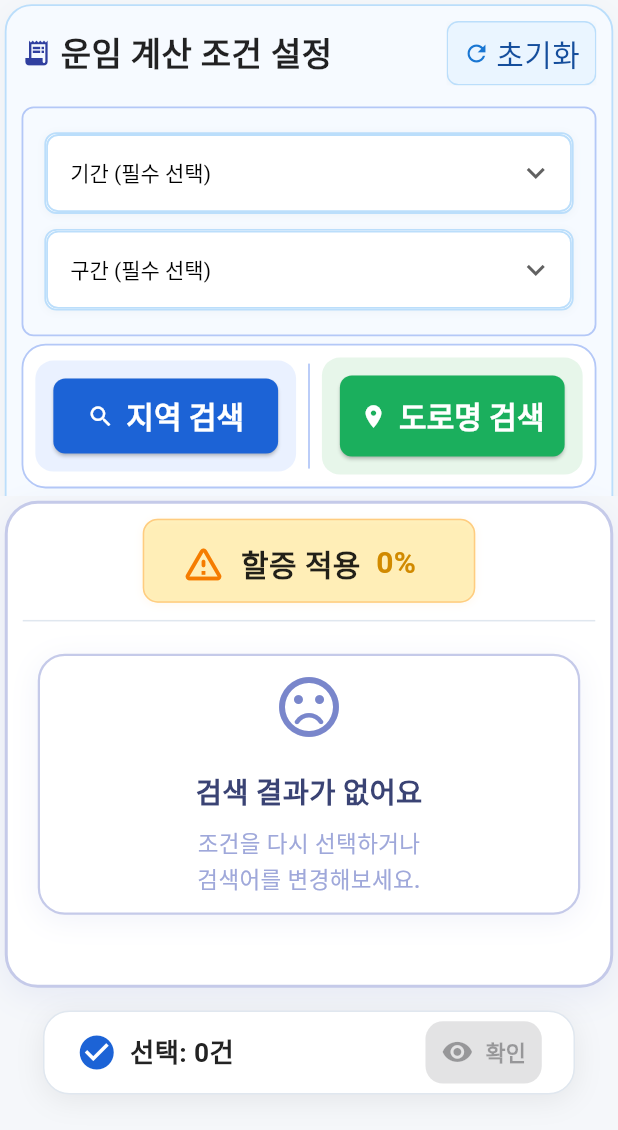
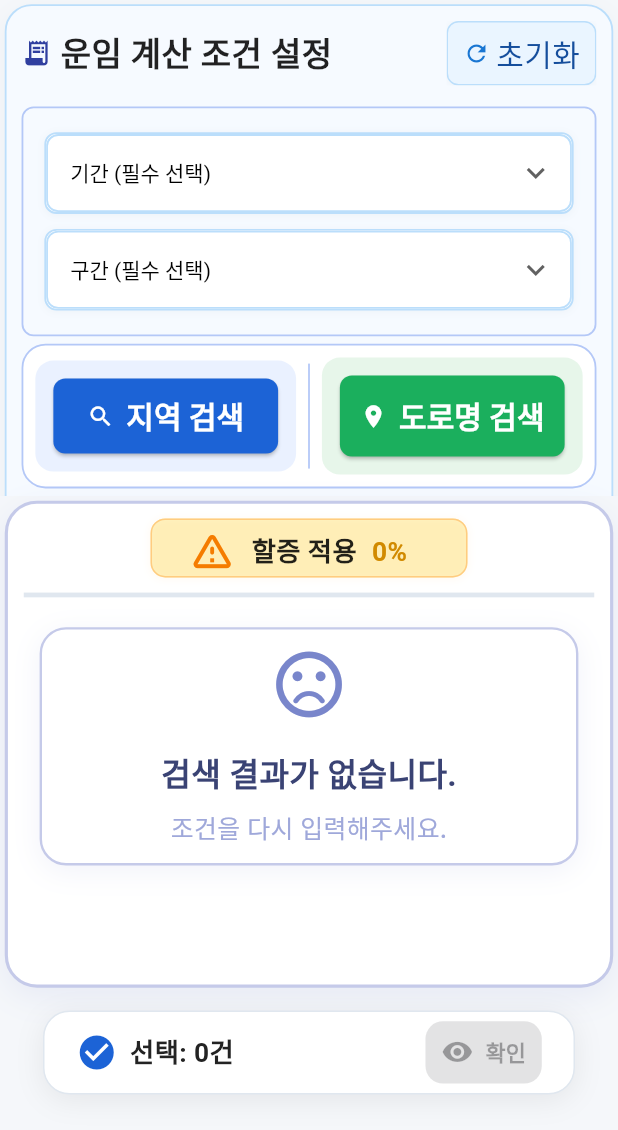
Before and after one commit to jang1231111/line-all-company, a Flutter app: the screen it shows after launch, on a phone screen of 412 x 824 dp, the part 106-1236 px from its top. Run offline on Flutter 3.47's test engine with Material 3 defaults, Android fonts, the phone set to English and light mode, and no system bars; our stand-ins replace dio, flutter_riverpod, flutter_screenutil, freezed_annotation, pretty_dio_logger.

Commit message:
✨FareResult, 폰트 크기 확대 및 반응형 처리

```diff
--- a/lib/features/condition/presentation/widgets/fare_result_table.dart
+++ b/lib/features/condition/presentation/widgets/fare_result_table.dart
@@ -1,5 +1,6 @@
 import 'package:flutter/material.dart';
 import 'package:flutter_riverpod/flutter_riverpod.dart';
+import 'package:flutter_screenutil/flutter_screenutil.dart'; // 반응형 패키지 추가
 import 'package:line_all/features/condition/presentation/providers/selected_fare_result_provider.dart';
 import 'package:line_all/features/condition/presentation/widgets/condition_surcharge_dialog.dart';
 import 'package:line_all/features/condition/presentation/widgets/fare_result_row.dart';
@@ -21,34 +22,34 @@ class FareResultTable extends ConsumerWidget {
 
     return Center(
       child: Container(
-        constraints: const BoxConstraints(maxWidth: 600),
+        constraints: BoxConstraints(maxWidth: 600.w),
         decoration: BoxDecoration(
           color: Colors.white,
-          borderRadius: BorderRadius.circular(22),
-          border: Border.all(color: Colors.indigo.shade100, width: 2),
+          borderRadius: BorderRadius.circular(22.r),
+          border: Border.all(color: Colors.indigo.shade100, width: 2.w),
           boxShadow: [
             BoxShadow(
               color: Colors.indigo.withOpacity(0.08),
-              blurRadius: 18,
-              offset: const Offset(0, 6),
+              blurRadius: 18.r,
+              offset: Offset(0, 6.h),
             ),
           ],
         ),
         margin: EdgeInsets.zero,
-        padding: const EdgeInsets.symmetric(vertical: 10, horizontal: 10),
+        padding: EdgeInsets.symmetric(vertical: 10.h, horizontal: 10.w),
         child: Column(
           crossAxisAlignment: CrossAxisAlignment.start,
           children: [
-            // === 할증 정보 미니 컨테이너 (Stack으로 "할증 적용" 텍스트를 border에 걸치게)
+            // === 할증 정보 미니 컨테이너
             Padding(
-              padding: const EdgeInsets.symmetric(horizontal: 80.0),
+              padding: EdgeInsets.symmetric(horizontal: 80.w),
               child: Material(
-                color: const Color(0xFFFFF3C2), // 컨테이너 배경색과 동일하게!
-                borderRadius: BorderRadius.circular(10),
+                color: const Color(0xFFFFF3C2),
+                borderRadius: BorderRadius.circular(10.r),
                 child: InkWell(
                   splashColor: Colors.orange.withOpacity(0.1),
                   highlightColor: Colors.orange.withOpacity(0.1),
-                  borderRadius: BorderRadius.circular(10),
+                  borderRadius: BorderRadius.circular(10.r),
                   onTap: () {
                     showDialog(
                       context: context,
@@ -56,61 +57,49 @@ class FareResultTable extends ConsumerWidget {
                     );
                   },
                   child: Container(
-                    // width: double.infinity,
                     decoration: BoxDecoration(
-                      // color: const Color(0xFFFFF3C2),
-                      borderRadius: BorderRadius.circular(10),
+                      borderRadius: BorderRadius.circular(10.r),
                       border: Border.all(color: Colors.orange.shade200),
                       boxShadow: [
                         BoxShadow(
                           color: Colors.orange.withOpacity(0.06),
-                          blurRadius: 4,
-                          offset: const Offset(0, 1),
+                          blurRadius: 4.r,
+                          offset: Offset(0, 1.h),
                         ),
                       ],
                     ),
-                    padding: const EdgeInsets.all(10),
-
+                    padding: EdgeInsets.all(1.w),
                     child: Column(
                       crossAxisAlignment: CrossAxisAlignment.start,
                       children: [
-                        const SizedBox(height: 4),
+                        SizedBox(height: 4.h),
                         Row(
                           mainAxisAlignment: MainAxisAlignment.center,
                           children: [
                             Icon(
                               Icons.warning_amber_rounded,
                               color: Colors.orange[700],
-                              size: 30,
+                              size: 32.sp,
                             ),
-                            SizedBox(width: 10),
+                            SizedBox(width: 10.w),
                             Text(
                               '할증 적용 ',
-                              style: const TextStyle(
+                              style: TextStyle(
                                 fontWeight: FontWeight.bold,
-                                fontSize: 20,
+                                fontSize: 18.sp,
                                 color: Colors.black87,
                               ),
                             ),
-                            SizedBox(width: 5),
+                            SizedBox(width: 5.w),
                             Text(
                               '${(surchargeRate * 100).toStringAsFixed(0)}%',
-                              style: const TextStyle(
+                              style: TextStyle(
                                 fontWeight: FontWeight.bold,
-                                fontSize: 20,
+                                fontSize: 18.sp,
                                 color: Color(0xFFD18A00),
                               ),
                             ),
-                            const SizedBox(width: 14),
-                            // Text(
-                            //   '배차 취소료 ${(cancellationFeeAmount * 100).toStringAsFixed(0)}%',
-                            //   style: TextStyle(
-                            //     fontWeight: FontWeight.bold,
-                            //     fontSize: 20,
-                            //     color: Colors.blueGrey[700],
-                            //   ),
-                            // ),
-                            // const SizedBox(width: 8),
+                            SizedBox(width: 14.w),
                           ],
                         ),
                       ],
@@ -119,29 +108,26 @@ class FareResultTable extends ConsumerWidget {
                 ),
               ),
             ),
-            const Divider(height: 24, thickness: 1, color: Color(0xFFE0E7EF)),
+            Divider(height: 24.h, thickness: 3.w, color: Color(0xFFE0E7EF)),
             if (results.isEmpty)
               Padding(
-                padding: const EdgeInsets.symmetric(
-                  horizontal: 10,
-                  vertical: 10,
-                ),
+                padding: EdgeInsets.symmetric(horizontal: 10.w, vertical: 10.h),
                 child: Center(
                   child: Container(
                     width: double.infinity,
-                    padding: const EdgeInsets.symmetric(vertical: 10),
+                    padding: EdgeInsets.symmetric(vertical: 10.h),
                     decoration: BoxDecoration(
                       color: Colors.white,
-                      borderRadius: BorderRadius.circular(18),
+                      borderRadius: BorderRadius.circular(18.r),
                       border: Border.all(
                         color: Colors.indigo.shade100,
-                        width: 1.5,
+                        width: 1.5.w,
                       ),
                       boxShadow: [
                         BoxShadow(
                           color: Colors.indigo.withOpacity(0.07),
-                          blurRadius: 16,
-                          offset: const Offset(0, 4),
+                          blurRadius: 16.r,
+                          offset: Offset(0, 4.h),
                         ),
                       ],
                     ),
@@ -151,25 +137,25 @@ class FareResultTable extends ConsumerWidget {
                         Icon(
                           Icons.sentiment_dissatisfied_rounded,
                           color: Colors.indigo.shade300,
-                          size: 48,
+                          size: 54.sp,
                         ),
-                        const SizedBox(height: 18),
-                        const Text(
-                          '검색 결과가 없어요',
+                        SizedBox(height: 18.h),
+                        Text(
+                          '검색 결과가 없습니다.',
                           style: TextStyle(
                             color: Color(0xFF3A4374),
-                            fontSize: 19,
+                            fontSize: 22.sp,
                             fontWeight: FontWeight.bold,
                             letterSpacing: 0.2,
                           ),
                         ),
-                        const SizedBox(height: 8),
+                        SizedBox(height: 8.h),
                         Text(
-                          '조건을 다시 선택하거나\n검색어를 변경해보세요.',
+                          '조건을 다시 입력해주세요.',
                           textAlign: TextAlign.center,
                           style: TextStyle(
                             color: Colors.indigo.shade200,
-                            fontSize: 15,
+                            fontSize: 17.sp,
                             fontWeight: FontWeight.w500,
                             height: 1.5,
                           ),
@@ -199,29 +185,29 @@ class FareResultTable extends ConsumerWidget {
                         100;
 
                     return Container(
-                      margin: const EdgeInsets.symmetric(
-                        vertical: 8,
-                        horizontal: 4,
+                      margin: EdgeInsets.symmetric(
+                        vertical: 8.h,
+                        horizontal: 4.w,
                       ),
                       decoration: BoxDecoration(
                         color: Colors.white,
-                        borderRadius: BorderRadius.circular(16),
+                        borderRadius: BorderRadius.circular(16.r),
                         border: Border.all(
                           color: Colors.indigo.shade100,
-                          width: 1.5,
+                          width: 1.5.w,
                         ),
                         boxShadow: [
                           BoxShadow(
                             color: Colors.indigo.withOpacity(0.06),
-                            blurRadius: 8,
-                            offset: const Offset(0, 2),
+                            blurRadius: 8.r,
+                            offset: Offset(0, 2.h),
                           ),
                         ],
                       ),
                       child: Padding(
-                        padding: const EdgeInsets.symmetric(
-                          vertical: 14,
-                          horizontal: 12,
+                        padding: EdgeInsets.symmetric(
+                          vertical: 14.h,
+                          horizontal: 12.w,
                         ),
                         child: FareResultRow(
                           row: row,
```
Also changed, not shown: lib/features/condition/presentation/widgets/fare_result_row.dart (+18 -13 lines).
